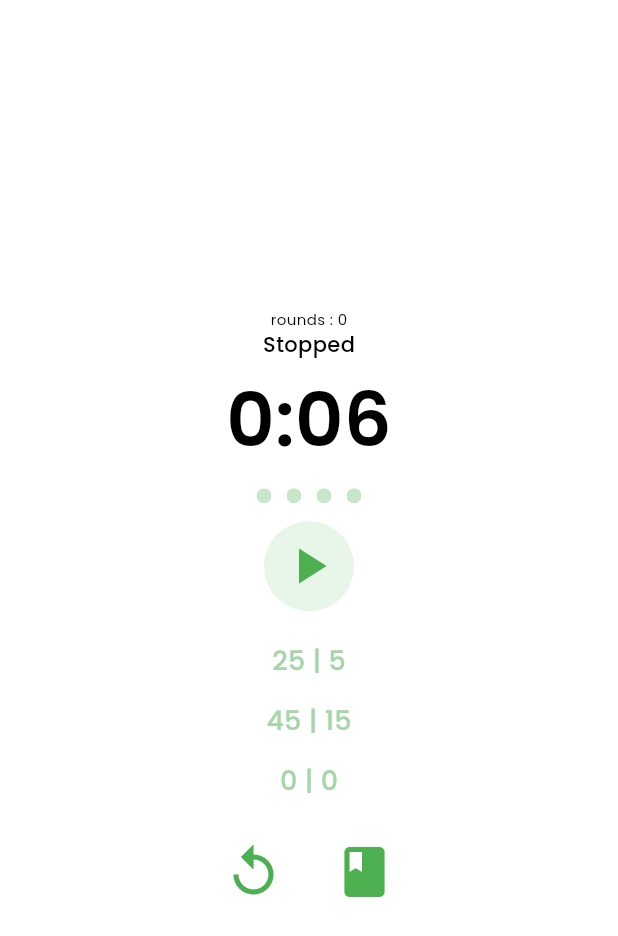
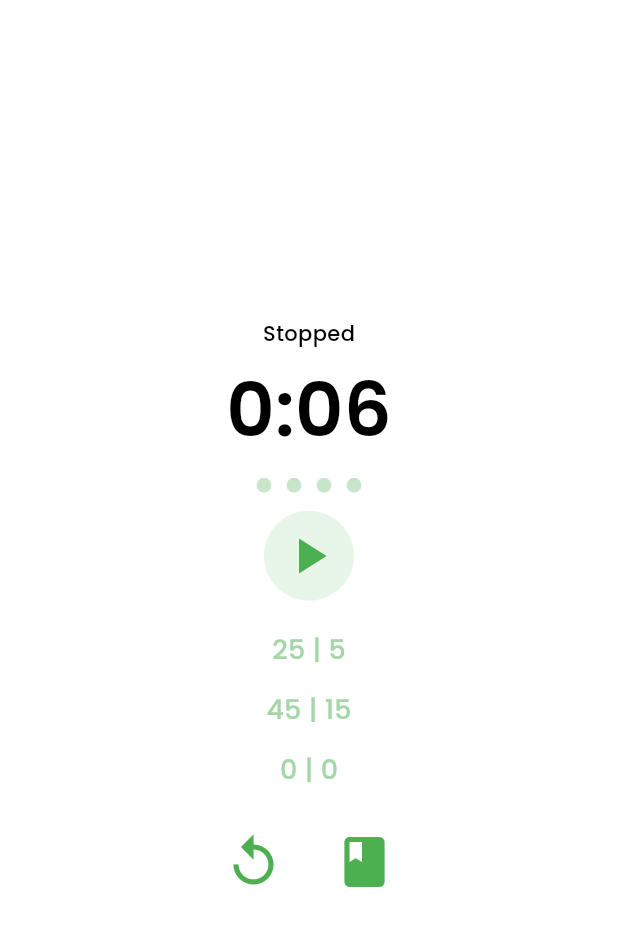
Before and after one commit to Liv44/Dring_Flutter, a Flutter app: the screen it shows after launch, on a phone screen of 412 x 824 dp. Shown: the top 936 px of the screen. Run offline on Flutter 3.47's test engine with Material 3 defaults, Android fonts, the light colour scheme and no system bars; our stand-ins replace awesome_notifications, google_fonts, shared_preferences.

Commit message:
:bug: removed debug rounds text

```diff
--- a/lib/widgets/timerWidget.dart
+++ b/lib/widgets/timerWidget.dart
@@ -15,10 +15,6 @@ class TimerWidget extends StatelessWidget {
 
     return Column(
       children: [
-        Text(
-          "rounds : ${provider.round}",
-          style: textStyle(10, Colors.black, FontWeight.w400),
-        ),
         Text(
           provider.statusString,
           style: textStyle(14,
```
